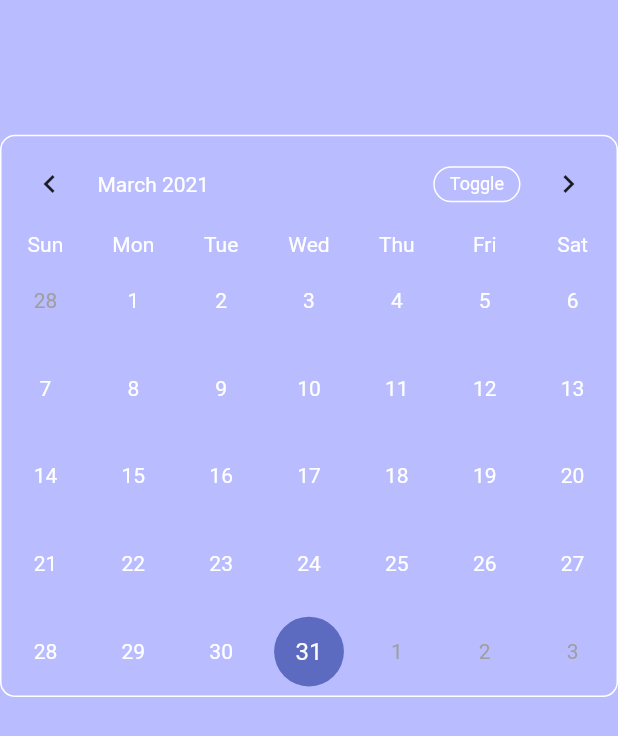
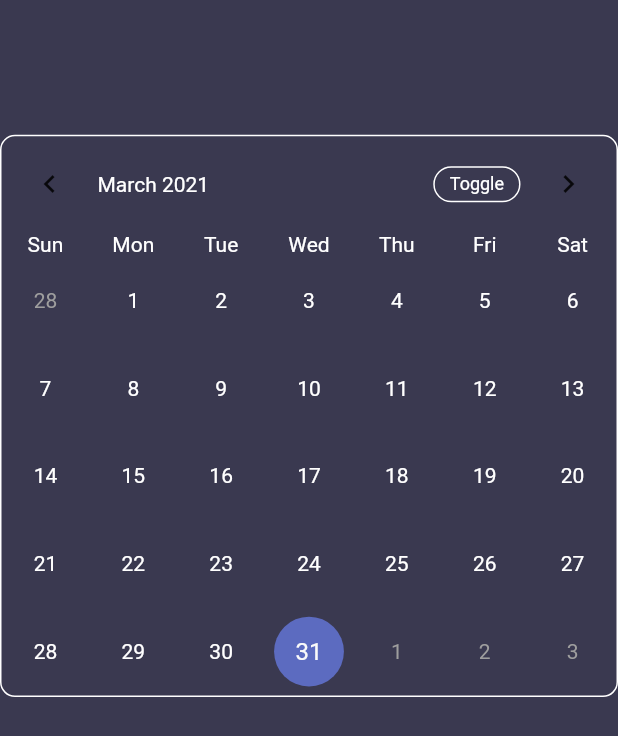
Before and after one commit to Lin2/Drift-Revamp, a Flutter app: the CalendarPage screen opened directly, on a phone screen of 412 x 824 dp. Shown: the top 736 px of the screen. Run offline on Flutter 3.47's test engine with Material 2 defaults, Android fonts, the phone set to English and light mode, and no system bars; drawn by our look-alikes of table_calendar.

Commit message:
custom colors, etc

```diff
--- a/lib/calendar.dart
+++ b/lib/calendar.dart
@@ -1,5 +1,6 @@
 import 'package:table_calendar/table_calendar.dart';
 import 'package:flutter/material.dart';
+import 'customcolors.dart';
 
 class CalendarPage extends StatefulWidget {
   @override
--- /dev/null
+++ b/lib/customcolors.dart
@@ -0,0 +1,14 @@
+import 'package:flutter/material.dart';
+
+//https://stackoverflow.com/questions/51260513/reuse-custom-color-with-custom-name
+class CustomColors {
+  static const Color base = Color(0xff3a3950);
+  static const Color base_dark = Color(0xff26253a);
+  static const Color base_gray = Color(0xff9594a1);
+  static const Color base_white = Color(0xfff3f3f6);
+  static const Color accent_yellow = Color(0xffffc224);
+  static const Color accent_purple = Color(0xff6444e6);
+  static const Color accent_red = Color(0xffff3f56);
+  static const Color accent_violet = Color(0xff6444e6);
+  static const Color accent_blue = Color(0xffd93cf3);
+}
--- a/lib/main.dart
+++ b/lib/main.dart
@@ -1,5 +1,5 @@
 import 'package:flutter/material.dart';
-//import 'calendar.dart';
+import 'customcolors.dart';
 import 'home.dart';
 
 void main() {
@@ -12,7 +12,7 @@ class MyApp extends StatelessWidget {
   Widget build(BuildContext context) {
     return MaterialApp(
       title: 'Drift',
-      theme: new ThemeData(scaffoldBackgroundColor: const Color(0x776970ff)),
+      theme: new ThemeData(scaffoldBackgroundColor: CustomColors.base),
       debugShowCheckedModeBanner: false,
       home: Home(),
     );
```
Also changed, not shown: lib/home.dart (+25 -8 lines), lib/profile.dart (added, +18 -0 lines), lib/social.dart (added, +18 -0 lines).
